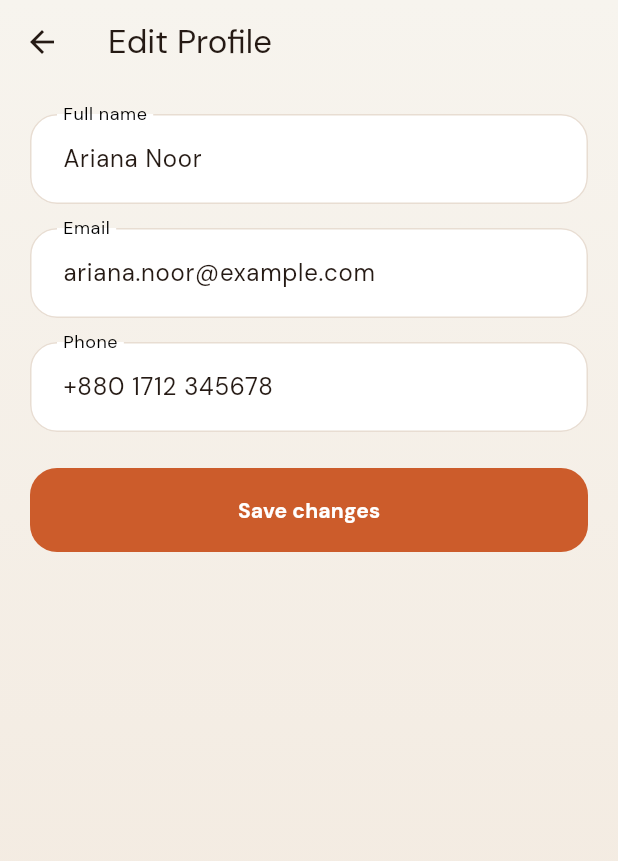
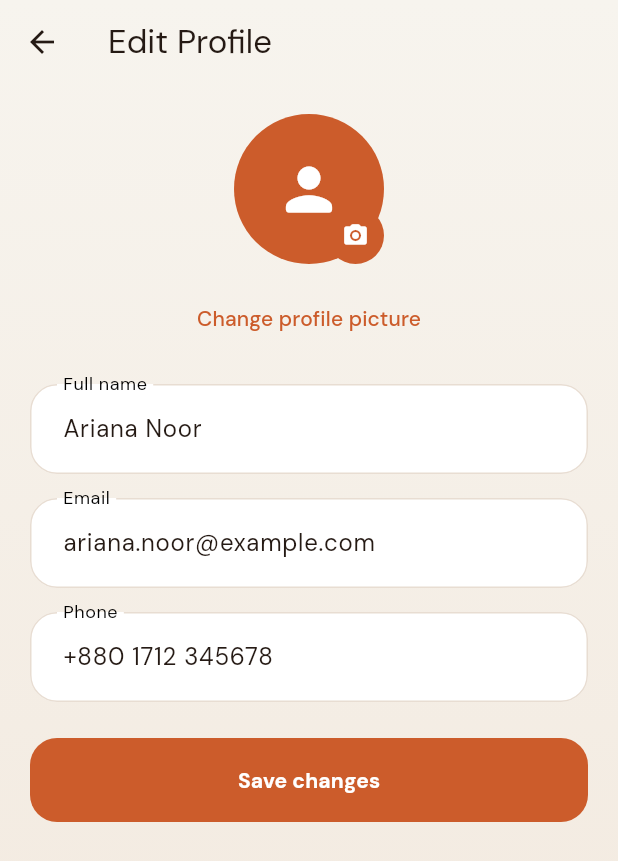
Before and after one commit to SaburNayem/OptiZenqor_restaurant, a Flutter app: the EditProfileScreen screen opened by its route, on a phone screen of 412 x 824 dp. Shown: the top 861 px of the screen. Run offline on Flutter 3.47's test engine with Material 3 defaults, Android fonts, the light colour scheme and no system bars; our stand-ins replace get, google_fonts, image_picker; accounts and stored records are empty.

Commit message:
update code

```diff
--- a/lib/core/models/user_profile.dart
+++ b/lib/core/models/user_profile.dart
@@ -1,13 +1,34 @@
+import 'dart:typed_data';
+
 class UserProfile {
   const UserProfile({
     required this.name,
     required this.email,
     required this.phone,
     required this.membershipLevel,
+    this.avatarBytes,
   });
 
   final String name;
   final String email;
   final String phone;
   final String membershipLevel;
+  final Uint8List? avatarBytes;
+
+  UserProfile copyWith({
+    String? name,
+    String? email,
+    String? phone,
+    String? membershipLevel,
+    Uint8List? avatarBytes,
+    bool clearAvatar = false,
+  }) {
+    return UserProfile(
+      name: name ?? this.name,
+      email: email ?? this.email,
+      phone: phone ?? this.phone,
+      membershipLevel: membershipLevel ?? this.membershipLevel,
+      avatarBytes: clearAvatar ? null : avatarBytes ?? this.avatarBytes,
+    );
+  }
 }
--- a/lib/features/profile/controller/profile_controller.dart
+++ b/lib/features/profile/controller/profile_controller.dart
@@ -1,4 +1,5 @@
 import 'package:get/get.dart';
+import 'package:image_picker/image_picker.dart';
 
 import '../../../core/models/user_profile.dart';
 import '../../../core/services/mock_api_service.dart';
@@ -8,7 +9,9 @@ class ProfileController extends GetxController {
     : _apiService = apiService ?? Get.find<MockApiService>();
 
   final MockApiService _apiService;
+  final ImagePicker _imagePicker = ImagePicker();
   final profile = Rxn<UserProfile>();
+  final isSaving = false.obs;
 
   @override
   void onInit() {
@@ -19,4 +22,34 @@ class ProfileController extends GetxController {
   Future<void> load() async {
     profile.value = await _apiService.getProfile();
   }
+
+  Future<void> pickProfileImage() async {
+    final image = await _imagePicker.pickImage(
+      source: ImageSource.gallery,
+      imageQuality: 80,
+      maxWidth: 1200,
+    );
+    if (image == null || profile.value == null) {
+      return;
+    }
+
+    final bytes = await image.readAsBytes();
+    profile.value = profile.value!.copyWith(avatarBytes: bytes);
+  }
+
+  Future<void> saveProfile({
+    required String name,
+    required String email,
+    required String phone,
+  }) async {
+    final current = profile.value;
+    if (current == null) {
+      return;
+    }
+
+    isSaving.value = true;
+    await Future<void>.delayed(const Duration(milliseconds: 250));
+    profile.value = current.copyWith(name: name, email: email, phone: phone);
+    isSaving.value = false;
+  }
 }
--- a/lib/features/profile/screen/edit_profile_screen.dart
+++ b/lib/features/profile/screen/edit_profile_screen.dart
@@ -5,20 +5,90 @@ import '../../../core/widgets/app_shell.dart';
 import '../../../core/widgets/primary_button.dart';
 import '../controller/profile_controller.dart';
 
-class EditProfileScreen extends GetView<ProfileController> {
+class EditProfileScreen extends StatefulWidget {
   const EditProfileScreen({super.key});
 
   @override
+  State<EditProfileScreen> createState() => _EditProfileScreenState();
+}
+
+class _EditProfileScreenState extends State<EditProfileScreen> {
+  late final TextEditingController nameController;
+  late final TextEditingController emailController;
+  late final TextEditingController phoneController;
+  final controller = Get.find<ProfileController>();
+
+  @override
+  void initState() {
+    super.initState();
+    final profile = controller.profile.value;
+    nameController = TextEditingController(text: profile?.name ?? '');
+    emailController = TextEditingController(text: profile?.email ?? '');
+    phoneController = TextEditingController(text: profile?.phone ?? '');
+  }
+
+  @override
+  void dispose() {
+    nameController.dispose();
+    emailController.dispose();
+    phoneController.dispose();
+    super.dispose();
+  }
+
+  @override
   Widget build(BuildContext context) {
-    final profile = controller.profile.value;
-    final nameController = TextEditingController(text: profile?.name ?? '');
-    final emailController = TextEditingController(text: profile?.email ?? '');
-    final phoneController = TextEditingController(text: profile?.phone ?? '');
     return AppShell(
       appBar: AppBar(title: const Text('Edit Profile')),
-      child: ListView(
+      child: Obx(() {
+        final profile = controller.profile.value;
+        return ListView(
           padding: const EdgeInsets.all(20),
           children: [
+            Center(
+              child: Column(
+                children: [
+                  Stack(
+                    children: [
+                      CircleAvatar(
+                        radius: 50,
+                        backgroundImage: profile?.avatarBytes != null
+                            ? MemoryImage(profile!.avatarBytes!)
+                            : null,
+                        child: profile?.avatarBytes == null
+                            ? const Icon(Icons.person_rounded, size: 46)
+                            : null,
+                      ),
+                      Positioned(
+                        right: 0,
+                        bottom: 0,
+                        child: InkWell(
+                          onTap: controller.pickProfileImage,
+                          borderRadius: BorderRadius.circular(20),
+                          child: Container(
+                            padding: const EdgeInsets.all(10),
+                            decoration: const BoxDecoration(
+                              color: Color(0xFFCC5C2B),
+                              shape: BoxShape.circle,
+                            ),
+                            child: const Icon(
+                              Icons.camera_alt_rounded,
+                              size: 18,
+                              color: Colors.white,
+                            ),
+                          ),
+                        ),
+                      ),
+                    ],
+                  ),
+                  const SizedBox(height: 12),
+                  TextButton(
+                    onPressed: controller.pickProfileImage,
+                    child: const Text('Change profile picture'),
+                  ),
+                ],
+              ),
+            ),
+            const SizedBox(height: 20),
             TextField(
               controller: nameController,
               decoration: const InputDecoration(labelText: 'Full name'),
@@ -34,9 +104,24 @@ class EditProfileScreen extends GetView<ProfileController> {
               decoration: const InputDecoration(labelText: 'Phone'),
             ),
             const SizedBox(height: 24),
-          PrimaryButton(label: 'Save changes', onPressed: () => Get.back()),
+            PrimaryButton(
+              label: controller.isSaving.value ? 'Saving...' : 'Save changes',
+              onPressed: controller.isSaving.value
+                  ? null
+                  : () async {
+                      await controller.saveProfile(
+                        name: nameController.text.trim(),
+                        email: emailController.text.trim(),
+                        phone: phoneController.text.trim(),
+                      );
+                      if (context.mounted) {
+                        Get.back();
+                      }
+                    },
+            ),
           ],
-      ),
+        );
+      }),
     );
   }
 }
--- a/lib/features/profile/screen/profile_screen.dart
+++ b/lib/features/profile/screen/profile_screen.dart
@@ -1,8 +1,8 @@
 import 'package:flutter/material.dart';
 import 'package:get/get.dart';
 
+import '../../../core/widgets/app_shell.dart';
 import '../../../routes/app_routes.dart';
-import '../../../core/widgets/app_shell.dart';
 import '../controller/profile_controller.dart';
 
 class ProfileScreen extends GetView<ProfileController> {
@@ -30,9 +30,14 @@ class ProfileScreen extends GetView<ProfileController> {
               child: Column(
                 crossAxisAlignment: CrossAxisAlignment.start,
                 children: [
-                  const CircleAvatar(
+                  CircleAvatar(
                     radius: 32,
-                    child: Icon(Icons.person_rounded, size: 32),
+                    backgroundImage: profile.avatarBytes != null
+                        ? MemoryImage(profile.avatarBytes!)
+                        : null,
+                    child: profile.avatarBytes == null
+                        ? const Icon(Icons.person_rounded, size: 32)
+                        : null,
                   ),
                   const SizedBox(height: 16),
                   Text(
--- a/pubspec.yaml
+++ b/pubspec.yaml
@@ -33,6 +33,7 @@ dependencies:
 
   get: ^4.6.6
   google_fonts: ^6.2.1
+  image_picker: ^1.1.2
   cupertino_icons: ^1.0.8
 
 dev_dependencies:
```
Also changed, not shown: pubspec.lock, 1 other file. Lines whose indentation alone changed are shown as unchanged.
